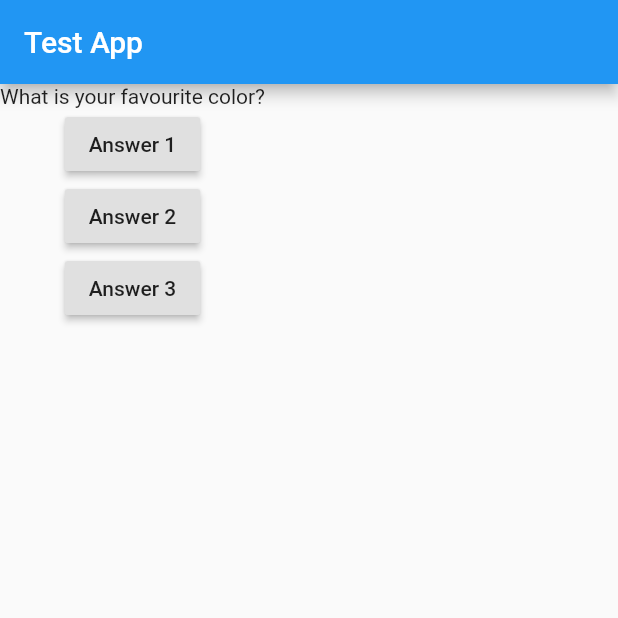
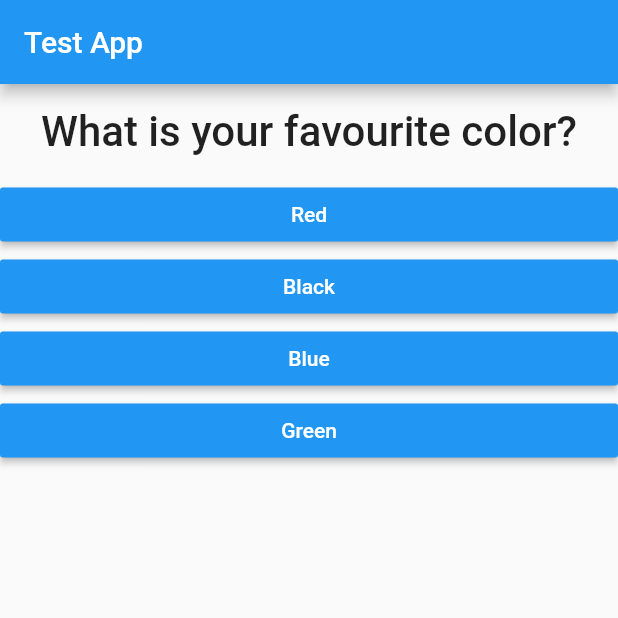
Before and after one commit to tgabri/flutter_dart_udemy, a Flutter app: the screen it shows after launch, on a phone screen of 412 x 824 dp, the top half of it. Run offline on Flutter 3.47's test engine with Material 2 defaults, Android fonts, the phone set to English and light mode, and no system bars.

Commit message:
added question-answers pairs and map

```diff
--- /dev/null
+++ b/lib/answer.dart
@@ -0,0 +1,20 @@
+import 'package:flutter/material.dart';
+
+class Answer extends StatelessWidget {
+  final Function selectHandler;
+  final String answerText;
+
+  Answer(this.selectHandler, this.answerText);
+  @override
+  Widget build(BuildContext context) {
+    return Container(
+      width: double.infinity,
+      child: RaisedButton(
+        color: Colors.blue,
+        textColor: Colors.white,
+        child: Text(answerText),
+        onPressed: selectHandler,
+      ),
+    );
+  }
+}
--- a/lib/main.dart
+++ b/lib/main.dart
@@ -1,6 +1,7 @@
 import 'package:flutter/material.dart';
 
 import './question.dart';
+import './answer.dart';
 
 void main() => runApp(MyApp());
 
@@ -21,9 +22,24 @@ class _MyAppState extends State<MyApp> {
 
   @override
   Widget build(BuildContext context) {
-    var questions = [
-      'What is your favourite color?',
-      'What is your favourite animal?',
+    const questions = [
+      {
+        'question': 'What is your favourite color?',
+        'answers': ['Red', 'Black', 'Blue', 'Green']
+      },
+      {
+        'question': 'What is your favourite animal?',
+        'answers': ['Dog', 'Cat', 'Dino', 'Lion']
+      },
+      {
+        'question': 'Who is your favourite actor/actress?',
+        'answers': [
+          'Brad Pit',
+          'Angelina Jolie',
+          'Jason Statham',
+          'Robert De Niro'
+        ]
+      },
     ];
 
     return MaterialApp(
@@ -33,19 +49,13 @@ class _MyAppState extends State<MyApp> {
         ),
         body: Column(
           children: <Widget>[
-            Question(questions[_questionIndex]),
-            RaisedButton(
-              child: Text('Answer 1'),
-              onPressed: _answerQuestion,
+            Question(
+              questions[_questionIndex]['question'],
             ),
-            RaisedButton(
-              child: Text('Answer 2'),
-              onPressed: _answerQuestion,
-            ),
-            RaisedButton(
-              child: Text('Answer 3'),
-              onPressed: _answerQuestion,
-            ),
+            ...(questions[_questionIndex]['answers'] as List<String>)
+                .map((answer) {
+              return Answer(_answerQuestion, answer);
+            }).toList()
           ],
         ),
       ),
--- a/lib/question.dart
+++ b/lib/question.dart
@@ -1,12 +1,20 @@
 import 'package:flutter/material.dart';
 
 class Question extends StatelessWidget {
-  String questionText;
+  final String questionText;
 
   Question(this.questionText);
 
   @override
   Widget build(BuildContext context) {
-    return Text(questionText);
+    return Container(
+      width: double.infinity,
+      margin: EdgeInsets.all(15),
+      child: Text(
+        questionText,
+        style: TextStyle(fontSize: 28, fontWeight: FontWeight.w500),
+        textAlign: TextAlign.center,
+      ),
+    );
   }
 }
```
